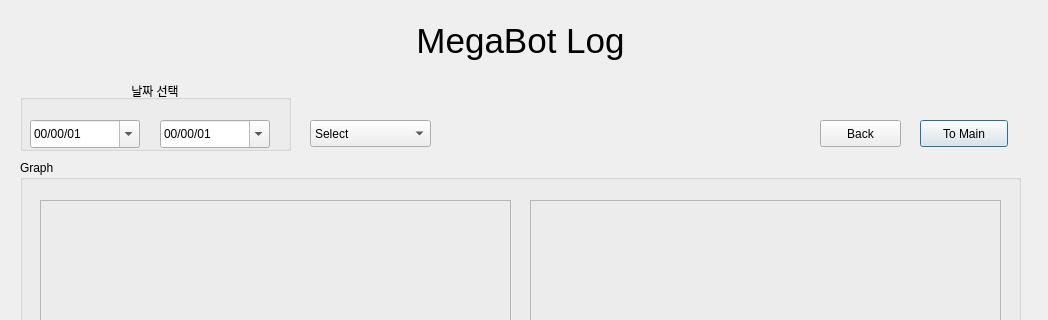
addinedu-ros-8th/deeplearning-repo-2, file src/admin_pc/graph_gui.ui: the form before one commit; both pictures show x 0 to 1048 and y 0 to 320 of the 1048 by 717 pixel window.
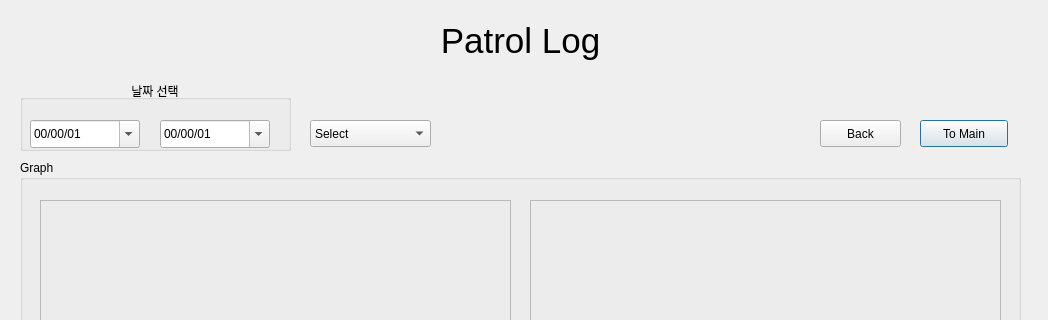
The form after the commit.

Commit message: edit gui title mega log to patrol log

```diff
--- a/src/admin_pc/graph_gui.ui
+++ b/src/admin_pc/graph_gui.ui
@@ -28,7 +28,7 @@
     </font>
    </property>
    <property name="text">
-    <string>MegaBot Log</string>
+    <string>Patrol Log</string>
    </property>
    <property name="alignment">
     <set>Qt::AlignCenter</set>
```
